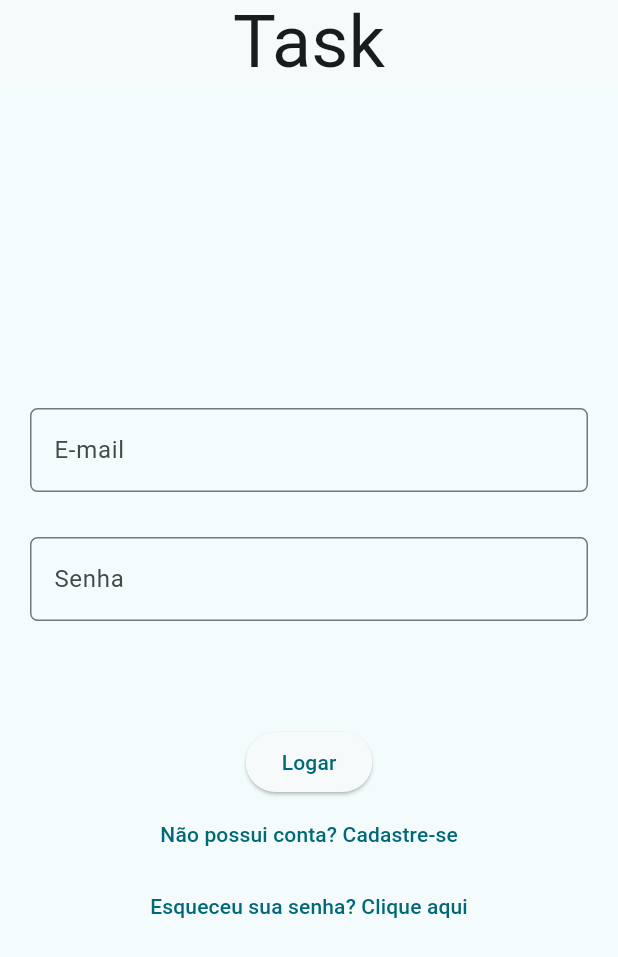
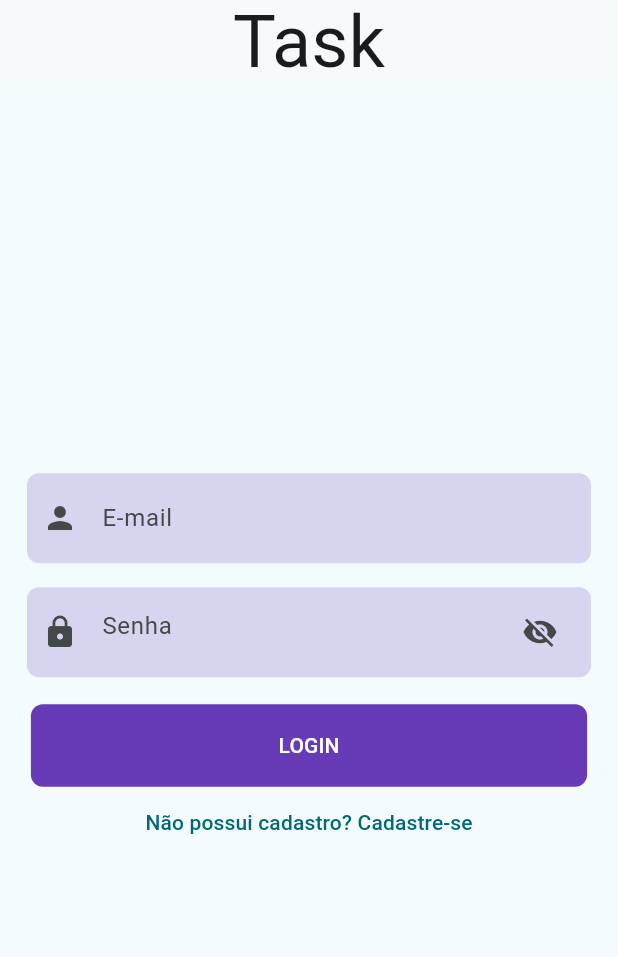
Before and after one commit to Ceruti056/appTaskFlutter, a Flutter app: the screen it shows after launch, on a phone screen of 412 x 824 dp. Shown: the top 957 px of the screen. Run offline on Flutter 3.47's test engine with Material 3 defaults, Android fonts, the phone set to English and light mode, and no system bars; our stand-ins replace flutter_slidable, sqflite, sqflite_common_ffi; accounts and stored records are empty.

Commit message:
Desenvolvendo(estagios finais)

```diff
--- a/lib/dbTask.dart
+++ b/lib/dbTask.dart
@@ -1,5 +1,4 @@
 import 'package:apptask/task.dart';
-import 'package:apptask/user.dart';
 import 'package:path/path.dart';
 import 'package:sqflite/sqflite.dart';
 
--- a/lib/login_screen.dart
+++ b/lib/login_screen.dart
@@ -1,5 +1,5 @@
 import 'package:apptask/cadastro_screen.dart';
-import 'package:apptask/dbTask.dart';
+import 'package:apptask/dbUser.dart';
 import 'package:apptask/home_screen.dart';
 import 'package:apptask/user.dart';
 import 'package:flutter/material.dart';
@@ -12,76 +12,145 @@ class LoginScreen extends StatefulWidget {
 }
 
 class _LoginScreenState extends State<LoginScreen> {
-  late Future<List<User>> futureUsers;
-  late User user;
-  final DB db = DB();
+  final nome = TextEditingController();
+  final email = TextEditingController();
+  final senha = TextEditingController();
 
-  final TextEditingController emailController = TextEditingController();
-  final TextEditingController senhaController = TextEditingController();
+  bool isVisible = false;
+  bool isLoginTrue = false;
 
+  final db = DatabaseHelper();
+
+  login() async {
+    var response = await db
+        .login(Users(nome: nome.text, email: email.text, senha: senha.text));
+    if (response == true) {
+      if (!mounted) return;
+      Navigator.pushReplacement(
+          context,
+          MaterialPageRoute(
+              builder: (context) => HomeScreen(
+                    user: Users(
+                        nome: nome.text, senha: senha.text, email: email.text),
+                  )));
+    } else {
+      setState(() {
+        isLoginTrue = true;
+      });
+    }
+  }
+
+  final formKey = GlobalKey<FormState>();
   @override
   Widget build(BuildContext context) {
     return Scaffold(
       appBar: AppBar(
+        title: const Text('Task', style: TextStyle(fontSize: 48)),
         centerTitle: true,
-        title: const Text('Task', style: TextStyle(fontSize: 48)),
       ),
       body: Center(
-        child: Column(
-          mainAxisAlignment: MainAxisAlignment.center,
-          children: <Widget>[
-            Container(
-              padding: const EdgeInsets.all(20),
+        child: SingleChildScrollView(
+          child: Padding(
+            padding: const EdgeInsets.all(10.0),
+            child: Form(
+              key: formKey,
               child: Column(
                 children: [
-                  TextFormField(
-                      controller: emailController,
+                  Container(
+                    margin: const EdgeInsets.all(8),
+                    padding:
+                        const EdgeInsets.symmetric(horizontal: 10, vertical: 6),
+                    decoration: BoxDecoration(
+                        borderRadius: BorderRadius.circular(8),
+                        color: Colors.deepPurple.withOpacity(.2)),
+                    child: TextFormField(
+                      controller: email,
+                      validator: (value) {
+                        if (value!.isEmpty) {
+                          return "O E-mail e obrigatório";
+                        }
+                        return null;
+                      },
                       decoration: const InputDecoration(
-                          labelText: 'E-mail',
-                          border: OutlineInputBorder(
-                              borderRadius:
-                                  BorderRadius.all(Radius.circular(5))))),
-                  const SizedBox(height: 30),
-                  TextFormField(
-                      controller: emailController,
-                      decoration: const InputDecoration(
-                          labelText: 'Senha',
-                          border: OutlineInputBorder(
-                              borderRadius:
-                                  BorderRadius.all(Radius.circular(5))))),
-                  const SizedBox(height: 30),
+                        icon: Icon(Icons.person),
+                        border: InputBorder.none,
+                        hintText: "E-mail",
+                      ),
+                    ),
+                  ),
+                  Container(
+                    margin: const EdgeInsets.all(8),
+                    padding:
+                        const EdgeInsets.symmetric(horizontal: 10, vertical: 6),
+                    decoration: BoxDecoration(
+                        borderRadius: BorderRadius.circular(8),
+                        color: Colors.deepPurple.withOpacity(.2)),
+                    child: TextFormField(
+                      controller: senha,
+                      validator: (value) {
+                        if (value!.isEmpty) {
+                          return "A Senha é obrigatória";
+                        }
+                        return null;
+                      },
+                      obscureText: !isVisible,
+                      decoration: InputDecoration(
+                          icon: const Icon(Icons.lock),
+                          border: InputBorder.none,
+                          hintText: "Senha",
+                          suffixIcon: IconButton(
+                              onPressed: () {
+                                setState(() {
+                                  isVisible = !isVisible;
+                                });
+                              },
+                              icon: Icon(isVisible
+                                  ? Icons.visibility
+                                  : Icons.visibility_off))),
+                    ),
+                  ),
+
+                  const SizedBox(height: 10),
+                  //Login button
+                  Container(
+                    height: 55,
+                    width: MediaQuery.of(context).size.width * .9,
+                    decoration: BoxDecoration(
+                        borderRadius: BorderRadius.circular(8),
+                        color: Colors.deepPurple),
+                    child: TextButton(
+                        onPressed: () {
+                          if (formKey.currentState!.validate()) {
+                            login();
+                          }
+                        },
+                        child: const Text(
+                          "LOGIN",
+                          style: TextStyle(color: Colors.white),
+                        )),
+                  ),
+
+                  TextButton(
+                      onPressed: () {
+                        //Navigate to sign up
+                        Navigator.push(
+                            context,
+                            MaterialPageRoute(
+                                builder: (context) => const SignUp()));
+                      },
+                      child: const Text("Não possui cadastro? Cadastre-se")),
+
+                  // We will disable this message in default, when user and pass is incorrect we will trigger this message to user
+                  isLoginTrue
+                      ? const Text(
+                          "E-mail ou senha incorreta.",
+                          style: TextStyle(color: Colors.red),
+                        )
+                      : const SizedBox(),
                 ],
               ),
             ),
-            const Padding(padding: EdgeInsets.all(10)),
-            ElevatedButton(
-                onPressed: () {
-                  Navigator.of(context).pushReplacement(
-                      MaterialPageRoute(builder: (_) => HomeScreen(
-                          user: User(
-                              idUser: 1,
-                              email: "sdws",
-                              nome: "swdws",
-                              senha: "sdsd"))));
-                },
-                child: const Text('Logar')),
-            TextButton(
-                onPressed: () {
-                  Navigator.of(context).push(MaterialPageRoute(
-                      builder: (_) =>  CadastroScreen(user: User(idUser: 1, nome: 'dcs', email: 'csvsvs', senha: 'idfvsjfv'),)));
-                },
-                child: const Text('Não possui conta? Cadastre-se')),
-            TextButton(
-                onPressed: () {
-                  Navigator.of(context).push(
-                      MaterialPageRoute(builder: (_) => HomeScreen(user: User(
-                          idUser: 1,
-                          email: "sdws",
-                          nome: "swdws",
-                          senha: "sdsd"))));
-                },
-                child: const Text('Esqueceu sua senha? Clique aqui')),
-          ],
+          ),
         ),
       ),
     );
--- a/lib/main.dart
+++ b/lib/main.dart
@@ -20,12 +20,12 @@ class MyApp extends StatelessWidget {
 
   const MyApp({super.key});
 
+
   @override
   Widget build(BuildContext context) {
     return MaterialApp(
-      home: const SplashScreen(),
+      home: const SplashScreen(user: null,),
       debugShowCheckedModeBanner: false,
-
       theme: MaterialTheme(Typography.blackCupertino).light(),
       //darkTheme: MaterialTheme(Typography.blackCupertino).dark(),
     );
--- a/lib/novas_task.dart
+++ b/lib/novas_task.dart
@@ -11,7 +11,7 @@ class NovaTaskPage extends StatefulWidget {
     required this.user,
   }) : super(key: key);
 
- final User user;
+ final Users user;
 
   @override
   State<NovaTaskPage> createState() => _NovaTaskPageState();
@@ -143,9 +143,10 @@ void initState() {
         dia_horaController.text.isNotEmpty) {
       db
           .addTask(Task(
+            idTask: task.idTask,
               title: titleController.text, //
               description: descriptionController.text,
-              dia_hora: dia_horaController.text))
+              dia_hora: DateTime.now().toIso8601String()))
           .then((newTask) {
         _showSnackbar('Task criada com sucesso!', Colors.green);
       }).catchError((error) {
--- a/lib/task.dart
+++ b/lib/task.dart
@@ -1,11 +1,11 @@
 class Task {
-  final int? idTask;
+  final int idTask;
   final String title;
   final String description;
   final String dia_hora;
 
   Task({
-    this.idTask,
+    required this.idTask,
     required this.title,
     required this.description,
     required this.dia_hora,
--- a/lib/user.dart
+++ b/lib/user.dart
@@ -1,21 +1,55 @@
-class User {
-  int idUser = 0;
-  String nome = "";
-  String email = "";
-  String senha = "";
+class Users {
+  final int? idUser;
+  final String nome;
+  final String senha;
+  final String email;
 
-  User({required this.idUser, required this.nome, required this.email, required this.senha});
+  Users({
+    this.idUser,
+    required this.nome,
+    required this.senha,
+    required this.email
+  });
 
-  Map<String, dynamic> toMap() {
+  factory Users.fromMap(Map<String, dynamic> json) => Users(
+        idUser: json["idUser"],
+        nome: json["nome"],
+        email: json["email"],
+        senha: json["senha"],
+      );
 
-    var map = <String, dynamic>{'nome': nome, 'email': email, 'senha': senha};
+  Map<String, dynamic> toMap() => {
+        "idUser": idUser,
+        "nome": nome,
+        "email" : email,
+        "senha": senha,
+      };
+}
 
-    return map;
-  }
+class NoteModel {
+  final int? noteId;
+  final String noteTitle;
+  final String noteContent;
+  final String createdAt;
 
-  User.fromMap(Map<dynamic,dynamic> map){
-    nome = map['nome'];
-    email = map['email'];
-    senha = map['senha'];
-  }
+  NoteModel({
+    this.noteId,
+    required this.noteTitle,
+    required this.noteContent,
+    required this.createdAt,
+  });
+
+  factory NoteModel.fromMap(Map<String, dynamic> json) => NoteModel(
+        noteId: json["noteId"],
+        noteTitle: json["noteTitle"],
+        noteContent: json["noteContent"],
+        createdAt: json["createdAt"],
+      );
+
+  Map<String, dynamic> toMap() => {
+        "noteId": noteId,
+        "noteTitle": noteTitle,
+        "noteContent": noteContent,
+        "createdAt": createdAt,
+      };
 }
--- a/pubspec.yaml
+++ b/pubspec.yaml
@@ -40,6 +40,7 @@ dependencies:
   path_provider: ^2.1.3
   path: ^1.8.3
   sqflite_common_ffi: ^2.3.2+1
+  intl: ^0.19.0
 dev_dependencies:
   flutter_test:
     sdk: flutter
```
Also changed, not shown: lib/cadastro_screen.dart (+156 -135 lines), lib/card_task.dart (+16 -11 lines), lib/dbUser.dart (+60 -77 lines), lib/home_screen.dart (+4 -4 lines), lib/splash_screen.dart (+9 -1 lines), pubspec.lock.
